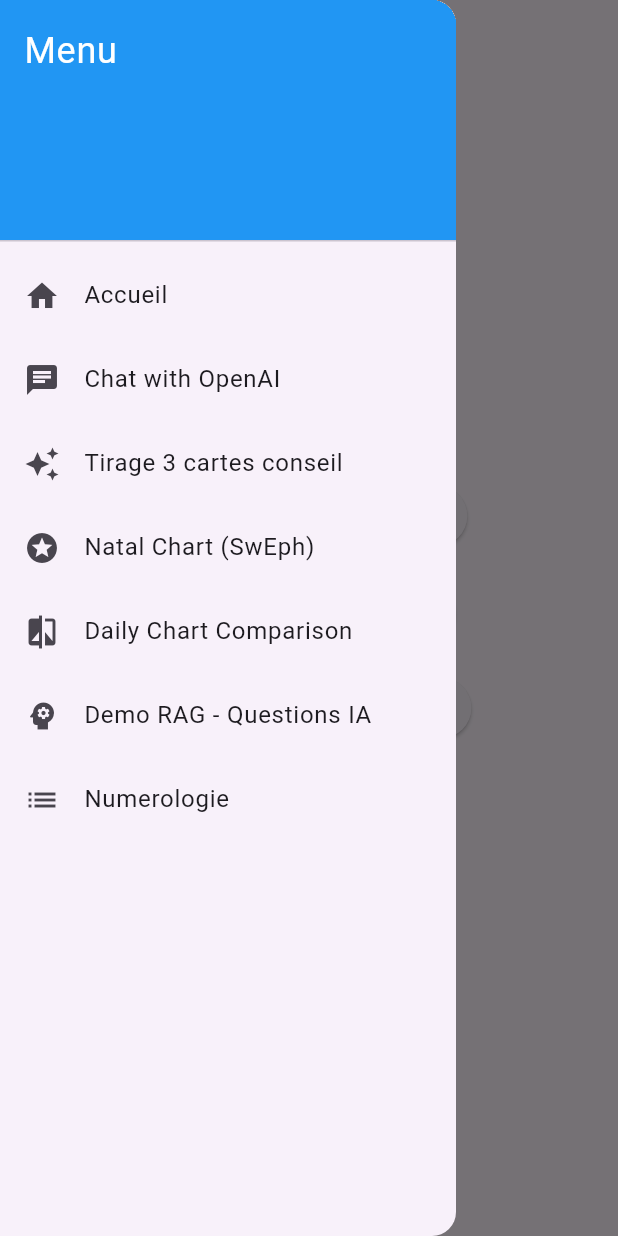
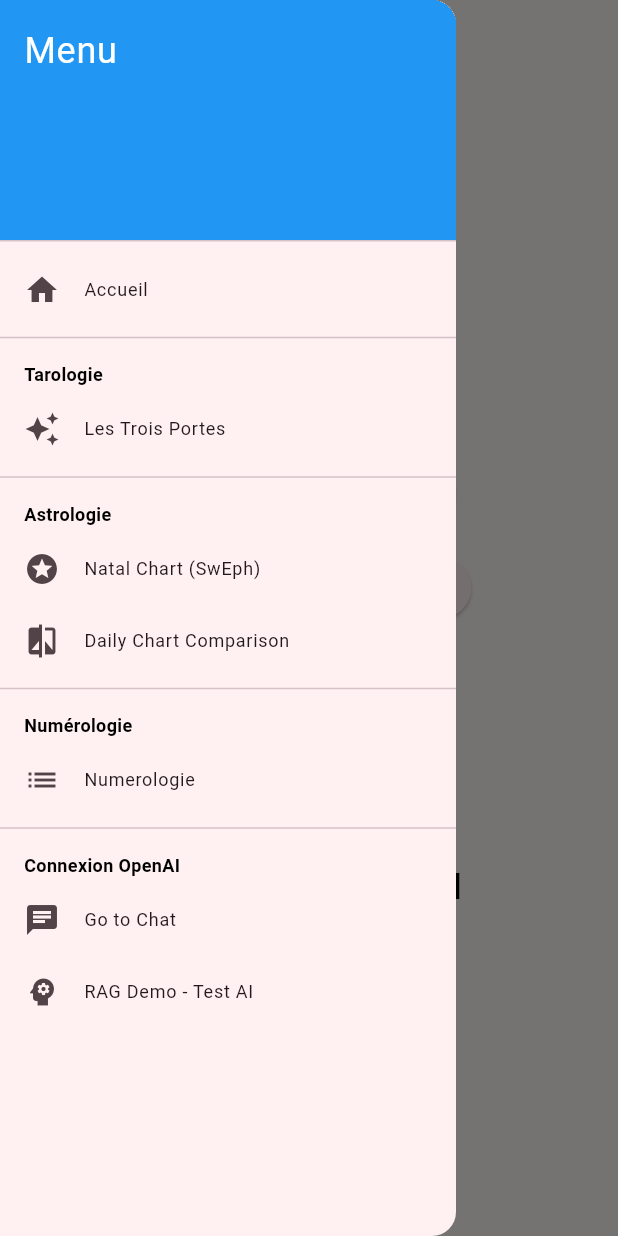
Before and after one commit to tran00/holistic-witch-poc, a Flutter app: the screen it shows after launch, with the side drawer open, on a phone screen of 412 x 824 dp. Run offline on Flutter 3.47's test engine with Material 3 defaults, Android fonts, the phone set to English and light mode, and no system bars; our stand-ins replace flutter_dotenv, flutter_typeahead, timezone; missing offline and left inert: sweph; project files that could hold a hidden picture were left out.

Commit message:
add section title

```diff
--- a/lib/main.dart
+++ b/lib/main.dart
@@ -47,7 +47,7 @@ class MyApp extends StatelessWidget {
     return MaterialApp(
       title: 'Flutter OpenAI Chat',
       theme: ThemeData(
-        colorScheme: ColorScheme.fromSeed(seedColor: Colors.deepPurple),
+        colorScheme: ColorScheme.fromSeed(seedColor: Colors.black),
       ),
       initialRoute: '/',
       routes: {
@@ -75,40 +75,41 @@ class HomePage extends StatelessWidget {
       appBar: AppBar(title: const Text('Menu')),
       drawer: const AppDrawer(),
       body: Center(
+        child: SingleChildScrollView(
+          padding: const EdgeInsets.all(16),
           child: Column(
             mainAxisSize: MainAxisSize.min,
             children: [
-            ElevatedButton.icon(
-              icon: const Icon(Icons.chat),
-              label: const Text('Go to Chat'),
-              onPressed: () {
-                Navigator.pushNamed(context, '/chat');
-              },
+              // Tarologie Section
+              const Text(
+                'Tarologie',
+                style: TextStyle(
+                  fontSize: 24,
+                  fontWeight: FontWeight.bold,
+                  color: Colors.black,
                 ),
-            const SizedBox(height: 16),
+              ),
+              const SizedBox(height: 12),
               ElevatedButton.icon(
                 icon: const Icon(Icons.star),
-              label: const Text('Tirage 3 cartes conseil'),
+                label: const Text('Les Trois Portes'),
                 onPressed: () {
                   Navigator.pushNamed(context, '/tirage3');
                 },
               ),
-            // const SizedBox(height: 16),
-            // ElevatedButton.icon(
-            //   icon: const Icon(Icons.star),
-            //   label: const Text('Tirage 4 cartes prédictif'),
-            //   onPressed: () {
-            //     Navigator.pushNamed(context, '/tirage4');
-            //   },
-            // ),
-            // const SizedBox(height: 16),
-            // ElevatedButton.icon(
-            //   icon: const Icon(Icons.account_tree),
-            //   label: const Text('Tirage 6 cartes pyramide'),
-            //   onPressed: () {
-            //     Navigator.pushNamed(context, '/tirage6');
-            //   },
-            const SizedBox(height: 16),
+
+              const SizedBox(height: 32),
+
+              // Astrologie Section
+              const Text(
+                'Astrologie',
+                style: TextStyle(
+                  fontSize: 24,
+                  fontWeight: FontWeight.bold,
+                  color: Colors.black,
+                ),
+              ),
+              const SizedBox(height: 12),
               ElevatedButton.icon(
                 icon: const Icon(Icons.account_tree),
                 label: const Text('Natal Chart (SwEph)'),
@@ -124,12 +125,44 @@ class HomePage extends StatelessWidget {
                   Navigator.pushNamed(context, '/daily-chart');
                 },
               ),
-            const SizedBox(height: 16),
+
+              const SizedBox(height: 32),
+
+              // Numérologie Section
+              const Text(
+                'Numérologie',
+                style: TextStyle(
+                  fontSize: 24,
+                  fontWeight: FontWeight.bold,
+                  color: Colors.black,
+                ),
+              ),
+              const SizedBox(height: 12),
               ElevatedButton.icon(
                 icon: const Icon(Icons.calculate),
                 label: const Text('Numerologie'),
                 onPressed: () {
                   Navigator.pushNamed(context, '/numerologie');
+                },
+              ),
+
+              const SizedBox(height: 32),
+
+              // Connexion OpenAI Section
+              const Text(
+                'Connexion OpenAI',
+                style: TextStyle(
+                  fontSize: 24,
+                  fontWeight: FontWeight.bold,
+                  color: Colors.black,
+                ),
+              ),
+              const SizedBox(height: 12),
+              ElevatedButton.icon(
+                icon: const Icon(Icons.chat),
+                label: const Text('Go to Chat'),
+                onPressed: () {
+                  Navigator.pushNamed(context, '/chat');
                 },
               ),
               const SizedBox(height: 16),
@@ -140,15 +173,10 @@ class HomePage extends StatelessWidget {
                   Navigator.pushNamed(context, '/rag-demo');
                 },
               ),
-            // const SizedBox(height: 16),
-            // ElevatedButton.icon(
-            //   icon: const Icon(Icons.star),
-            //   label: const Text('Carte du ciel (natal)'),
-            //   onPressed: () {
-            //     Navigator.pushNamed(context, '/natal');
-            //   },
-            // ),
+
+              const SizedBox(height: 16),
             ],
+          ),
         ),
       ),
     );
--- a/lib/widgets/app_drawer.dart
+++ b/lib/widgets/app_drawer.dart
@@ -25,42 +25,63 @@ class AppDrawer extends StatelessWidget {
           ),
           ListTile(
             leading: const Icon(Icons.home),
-            title: const Text('Accueil'),
+            dense: true,
+            title: const Text(
+              'Accueil',
+              style: TextStyle(fontSize: 12),
+            ),
             onTap: () {
               Navigator.pushReplacementNamed(context, '/');
             },
           ),
-          ListTile(
-            leading: const Icon(Icons.chat),
-            title: const Text('Chat with OpenAI'),
-            onTap: () {
-              Navigator.pushReplacementNamed(context, '/chat');
-            },
+
+          const Divider(),
+
+          // Tarologie Section
+          const Padding(
+            padding: EdgeInsets.only(left: 16, top: 8, bottom: 4),
+            child: Text(
+              'Tarologie',
+              style: TextStyle(
+                fontSize: 12,
+                fontWeight: FontWeight.bold,
+                color: Colors.black,
+              ),
+            ),
           ),
           ListTile(
             leading: const Icon(Icons.auto_awesome),
-            title: const Text('Tirage 3 cartes conseil'),
+            dense: true,
+            title: const Text(
+              'Les Trois Portes',
+              style: TextStyle(fontSize: 12),
+            ),
             onTap: () {
               Navigator.pushReplacementNamed(context, '/tirage3');
             },
           ),
-          // ListTile(
-          //   leading: const Icon(Icons.auto_awesome),
-          //   title: const Text('Tirage 4 cartes prédictif'),
-          //   onTap: () {
-          //     Navigator.pushReplacementNamed(context, '/tirage4');
-          //   },
-          // ),
-          // ListTile(
-          //   leading: const Icon(Icons.account_tree),
-          //   title: const Text('Tirage 6 cartes pyramide'),
-          //   onTap: () {
-          //     Navigator.pushReplacementNamed(context, '/tirage6');
-          //   },
-          // ),
+
+          const Divider(),
+
+          // Astrologie Section
+          const Padding(
+            padding: EdgeInsets.only(left: 16, top: 8, bottom: 4),
+            child: Text(
+              'Astrologie',
+              style: TextStyle(
+                fontSize: 12,
+                fontWeight: FontWeight.bold,
+                color: Colors.black,
+              ),
+            ),
+          ),
           ListTile(
             leading: const Icon(Icons.stars),
-            title: const Text('Natal Chart (SwEph)'),
+            dense: true,
+            title: const Text(
+              'Natal Chart (SwEph)',
+              style: TextStyle(fontSize: 12),
+            ),
             onTap: () {
               Navigator.pop(context);
               Navigator.push(
@@ -73,14 +94,74 @@ class AppDrawer extends StatelessWidget {
           ),
           ListTile(
             leading: const Icon(Icons.compare),
-            title: const Text('Daily Chart Comparison'),
+            dense: true,
+            title: const Text(
+              'Daily Chart Comparison',
+              style: TextStyle(fontSize: 12),
+            ),
             onTap: () {
               Navigator.pushReplacementNamed(context, '/daily-chart');
             },
           ),
+
+          const Divider(),
+
+          // Numérologie Section
+          const Padding(
+            padding: EdgeInsets.only(left: 16, top: 8, bottom: 4),
+            child: Text(
+              'Numérologie',
+              style: TextStyle(
+                fontSize: 12,
+                fontWeight: FontWeight.bold,
+                color: Colors.black,
+              ),
+            ),
+          ),
           ListTile(
+            dense: true,
+            leading: const Icon(Icons.list),
+            title: const Text(
+              'Numerologie',
+              style: TextStyle(fontSize: 12),
+            ),
+            onTap: () {
+              Navigator.pushReplacementNamed(context, '/numerologie');
+            },
+          ),
+
+          const Divider(),
+
+          // Connexion OpenAI Section
+          const Padding(
+            padding: EdgeInsets.only(left: 16, top: 8, bottom: 4),
+            child: Text(
+              'Connexion OpenAI',
+              style: TextStyle(
+                fontSize: 12,
+                fontWeight: FontWeight.bold,
+                color: Colors.black,
+              ),
+            ),
+          ),
+          ListTile(
+            dense: true,
+            leading: const Icon(Icons.chat),
+            title: const Text(
+              'Go to Chat',
+              style: TextStyle(fontSize: 12),
+            ),
+            onTap: () {
+              Navigator.pushReplacementNamed(context, '/chat');
+            },
+          ),
+          ListTile(
+            dense: true,
             leading: const Icon(Icons.psychology),
-            title: const Text('Demo RAG - Questions IA'),
+            title: const Text(
+              'RAG Demo - Test AI',
+              style: TextStyle(fontSize: 12),
+            ),
             onTap: () {
               Navigator.pop(context);
               Navigator.push(
@@ -91,20 +172,6 @@ class AppDrawer extends StatelessWidget {
               );
             },
           ),
-          ListTile(
-            leading: const Icon(Icons.list),
-            title: const Text('Numerologie'),
-            onTap: () {
-              Navigator.pushReplacementNamed(context, '/numerologie');
-            },
-          ),
-          // ListTile(
-          //   leading: const Icon(Icons.star),
-          //   title: const Text('Thème natal'),
-          //   onTap: () {
-          //     Navigator.pushReplacementNamed(context, '/natal');
-          //   },
-          // ),
         ],
       ),
     );
```
Lines whose indentation alone changed are shown as unchanged.
